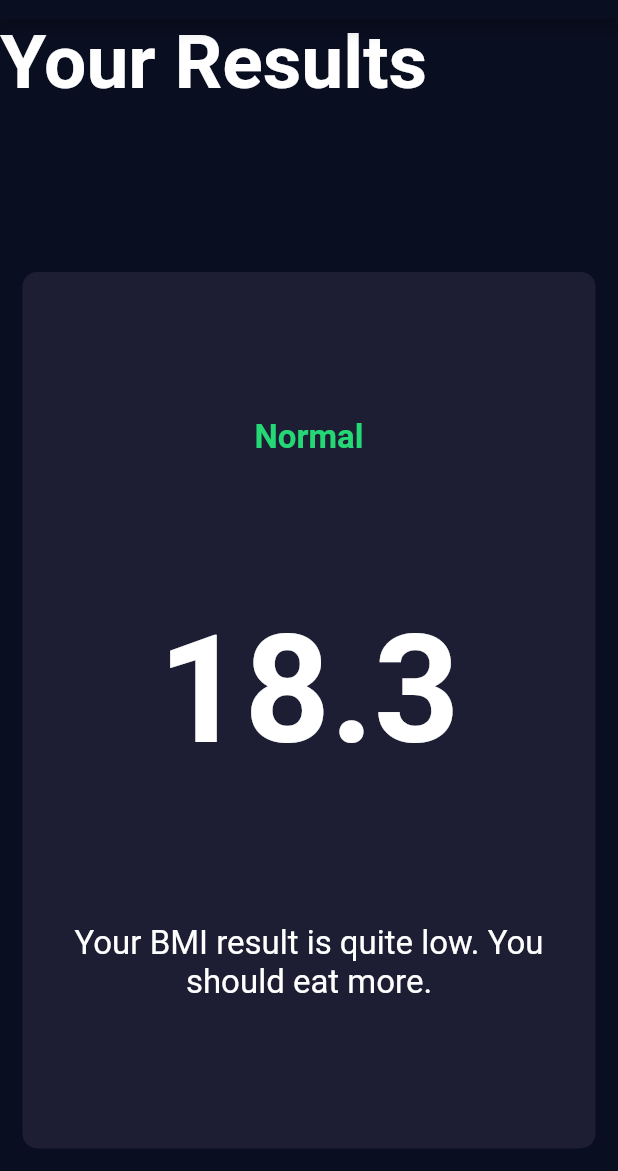
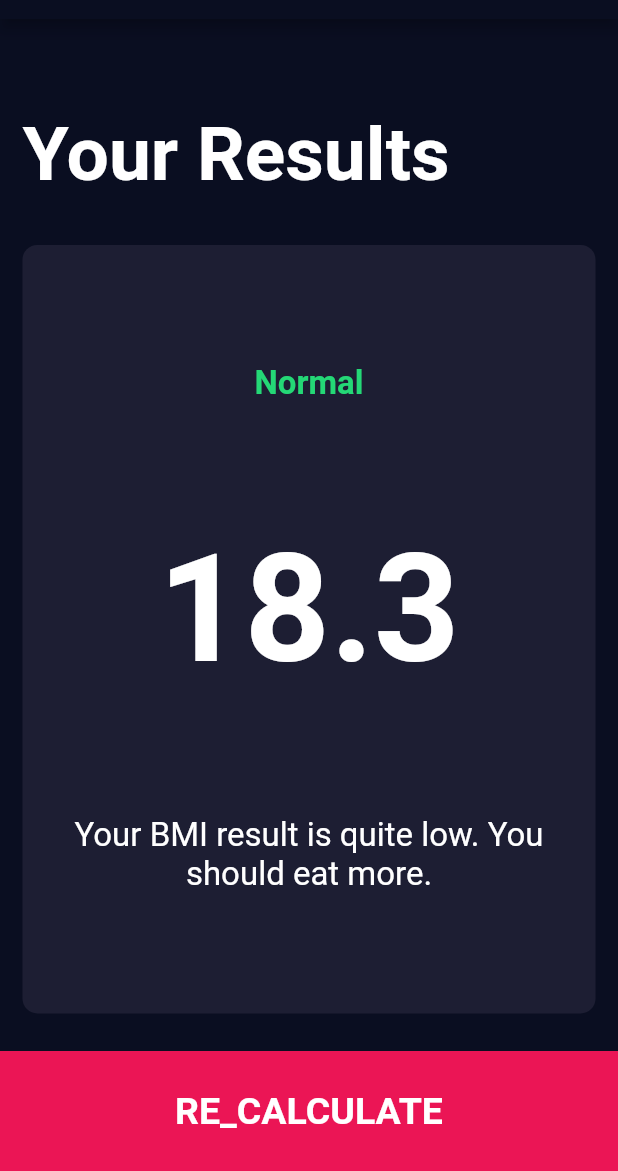
Before and after one commit to Navid-Rahman/BMI-Calculator-Flutter, a Flutter app: the ResultsPage screen opened directly, on a phone screen of 412 x 824 dp, the part 65-1236 px from its top. Run offline on Flutter 3.47's test engine with Material 2 defaults, Android fonts, the phone set to English and light mode, and no system bars; our stand-ins replace font_awesome_flutter.

Commit message:
Designed the results page completely

```diff
--- a/lib/components/bottom_button.dart
+++ b/lib/components/bottom_button.dart
@@ -2,7 +2,7 @@ import 'package:flutter/material.dart';
 import 'package:bmi_calculator_flutter/constants.dart';
 
 class BottomButton extends StatelessWidget {
-  BottomButton({required this.onTap, required this.buttonTitle});
+  BottomButton({required this.buttonTitle, required this.onTap});
 
   final String buttonTitle;
   final VoidCallback onTap;
--- a/lib/screens/results_page.dart
+++ b/lib/screens/results_page.dart
@@ -1,6 +1,7 @@
 import 'package:bmi_calculator_flutter/components/reusable_card.dart';
 import 'package:flutter/material.dart';
 import 'package:bmi_calculator_flutter/constants.dart';
+import 'package:bmi_calculator_flutter/components/bottom_button.dart';
 
 class ResultsPage extends StatelessWidget {
   const ResultsPage({super.key});
@@ -17,6 +18,8 @@ class ResultsPage extends StatelessWidget {
         children: <Widget>[
           Expanded(
             child: Container(
+              padding: const EdgeInsets.all(15.0),
+              alignment: Alignment.bottomLeft,
               child: const Text(
                 'Your Results',
                 style: kTitleTextStyle,
@@ -48,6 +51,12 @@ class ResultsPage extends StatelessWidget {
               ),
             ),
           ),
+          BottomButton(
+            buttonTitle: 'RE_CALCULATE',
+            onTap: () {
+              Navigator.pop(context);
+            },
+          )
         ],
       ),
     );
```
